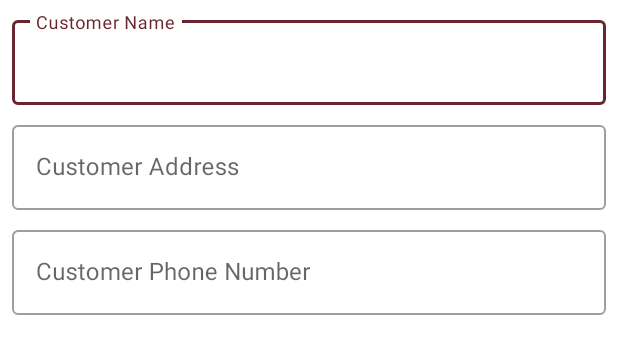
After one commit to naav694/ordermanagement, an Android app: the layout add_customer_dialog.xml on its own in the app's theme, with its tools: preview values and no code run, on a phone screen of 412 x 824 dp. The commit adds this screen. Shown: the top 354 px of the screen. Run offline under Robolectric (Android 15) with nearby library versions, the phone set to English and light mode, and no system bars.

```diff
--- a/app/src/main/java/mx/rokegcode/ordermanagement/model/db/CustomerDao.kt
+++ b/app/src/main/java/mx/rokegcode/ordermanagement/model/db/CustomerDao.kt
@@ -10,7 +10,7 @@ interface CustomerDao {
     suspend fun getCustomers() : List<Customer>
 
     @Insert(onConflict = OnConflictStrategy.REPLACE)
-    suspend fun insert(customer: Customer)
+    suspend fun setCustomer(customer: Customer)
 
     @Update
     suspend fun update(customer: Customer)
--- a/app/src/main/java/mx/rokegcode/ordermanagement/model/repository/interfaces/ICustomerRepository.kt
+++ b/app/src/main/java/mx/rokegcode/ordermanagement/model/repository/interfaces/ICustomerRepository.kt
@@ -6,4 +6,5 @@ import mx.rokegcode.ordermanagement.util.DataState
 
 interface ICustomerRepository {
     fun getCustomers(): Flow<DataState<List<Customer>>>
+    fun setCustomer(customer: Customer): Flow<DataState<Long>>
 }
--- a/app/src/main/java/mx/rokegcode/ordermanagement/view/activity/SplashActivity.kt
+++ b/app/src/main/java/mx/rokegcode/ordermanagement/view/activity/SplashActivity.kt
@@ -31,7 +31,7 @@ class SplashActivity : AppCompatActivity() {
                     startActivity(Intent(this, MainActivity::class.java))
                 }
                 is DataState.Error -> {
-                    SweetDialogs.sweetError(this, it.error.message)
+                    SweetDialogs.sweetError(this, it.error.message).show()
                 }
             }
         })
--- a/app/src/main/res/layout/activity_order.xml
+++ b/app/src/main/res/layout/activity_order.xml
@@ -49,7 +49,7 @@
             </com.google.android.material.textfield.TextInputLayout>
 
             <com.google.android.material.button.MaterialButton
-                android:id="@+id/btnAddClient"
+                android:id="@+id/btnAddCustomer"
                 style="@style/Widget.App.Button.OutlinedButton.IconOnly"
                 android:layout_width="50dp"
                 android:layout_height="50dp"
--- /dev/null
+++ b/app/src/main/res/layout/add_customer_dialog.xml
@@ -0,0 +1,65 @@
+<?xml version="1.0" encoding="utf-8"?>
+<androidx.constraintlayout.widget.ConstraintLayout xmlns:android="http://schemas.android.com/apk/res/android"
+    xmlns:app="http://schemas.android.com/apk/res-auto"
+    android:layout_width="match_parent"
+    android:layout_height="wrap_content">
+
+    <com.google.android.material.textfield.TextInputLayout
+        android:id="@+id/layoutCustomerName"
+        style="@style/Widget.MaterialComponents.TextInputLayout.OutlinedBox"
+        android:layout_width="0dp"
+        android:layout_height="wrap_content"
+        android:layout_marginStart="8dp"
+        android:layout_marginTop="8dp"
+        android:layout_marginEnd="8dp"
+        android:hint="@string/customer_name"
+        app:layout_constraintEnd_toEndOf="parent"
+        app:layout_constraintStart_toStartOf="parent"
+        app:layout_constraintTop_toTopOf="parent">
+
+        <com.google.android.material.textfield.TextInputEditText
+            android:id="@+id/editCustomerName"
+            android:layout_width="match_parent"
+            android:layout_height="wrap_content" />
+
+    </com.google.android.material.textfield.TextInputLayout>
+
+    <com.google.android.material.textfield.TextInputLayout
+        android:id="@+id/layoutCustomerAddress"
+        style="@style/Widget.MaterialComponents.TextInputLayout.OutlinedBox"
+        android:layout_width="0dp"
+        android:layout_height="wrap_content"
+        android:layout_marginTop="8dp"
+        android:hint="@string/customer_address"
+        app:layout_constraintEnd_toEndOf="@id/layoutCustomerName"
+        app:layout_constraintStart_toStartOf="@id/layoutCustomerName"
+        app:layout_constraintTop_toBottomOf="@id/layoutCustomerName">
+
+        <com.google.android.material.textfield.TextInputEditText
+            android:id="@+id/editCustomerAddress"
+            android:layout_width="match_parent"
+            android:layout_height="wrap_content" />
+
+    </com.google.android.material.textfield.TextInputLayout>
+
+    <com.google.android.material.textfield.TextInputLayout
+        android:id="@+id/layoutCustomerPhone"
+        style="@style/Widget.MaterialComponents.TextInputLayout.OutlinedBox"
+        android:layout_width="0dp"
+        android:layout_height="wrap_content"
+        android:layout_marginTop="8dp"
+        android:layout_marginBottom="8dp"
+        android:hint="@string/customer_phone_number"
+        app:layout_constraintBottom_toBottomOf="parent"
+        app:layout_constraintEnd_toEndOf="@id/layoutCustomerAddress"
+        app:layout_constraintStart_toStartOf="@id/layoutCustomerAddress"
+        app:layout_constraintTop_toBottomOf="@id/layoutCustomerAddress">
+
+        <com.google.android.material.textfield.TextInputEditText
+            android:id="@+id/editCustomerPhone"
+            android:layout_width="match_parent"
+            android:layout_height="wrap_content" />
+
+    </com.google.android.material.textfield.TextInputLayout>
+
+</androidx.constraintlayout.widget.ConstraintLayout>
--- a/app/src/main/res/layout/item_order.xml
+++ b/app/src/main/res/layout/item_order.xml
@@ -2,7 +2,7 @@
 <com.google.android.material.card.MaterialCardView xmlns:android="http://schemas.android.com/apk/res/android"
     xmlns:app="http://schemas.android.com/apk/res-auto"
     android:layout_width="match_parent"
-    android:layout_height="match_parent"
+    android:layout_height="wrap_content"
     android:background="@drawable/cardview_redondeado">
 
     <androidx.constraintlayout.widget.ConstraintLayout
--- a/app/src/main/res/values/strings.xml
+++ b/app/src/main/res/values/strings.xml
@@ -35,4 +35,7 @@
     <string name="select_a_customer">Select a customer</string>
     <string name="client">Client</string>
     <string name="order_status">ORDER STATUS</string>
+    <string name="customer_name">Customer Name</string>
+    <string name="customer_address">Customer Address</string>
+    <string name="customer_phone_number">Customer Phone Number</string>
 </resources>
--- a/build.gradle
+++ b/build.gradle
@@ -6,7 +6,7 @@ buildscript {
         jcenter()
     }
     dependencies {
-        classpath "com.android.tools.build:gradle:4.0.0"
+        classpath 'com.android.tools.build:gradle:4.0.1'
         classpath "org.jetbrains.kotlin:kotlin-gradle-plugin:$kotlin_version"
 
         // NOTE: Do not place your application dependencies here; they belong
```
Also changed, not shown: app/src/main/java/mx/rokegcode/ordermanagement/model/repository/implementation/CustomerRepository.kt (+11 -0 lines), app/src/main/java/mx/rokegcode/ordermanagement/view/activity/OrderActivity.kt (+29 -3 lines), app/src/main/java/mx/rokegcode/ordermanagement/view/dialog/AddCustomerDialog.kt (added, +65 -0 lines), app/src/main/java/mx/rokegcode/ordermanagement/viewmodel/OrderViewModel.kt (+40 -13 lines).
